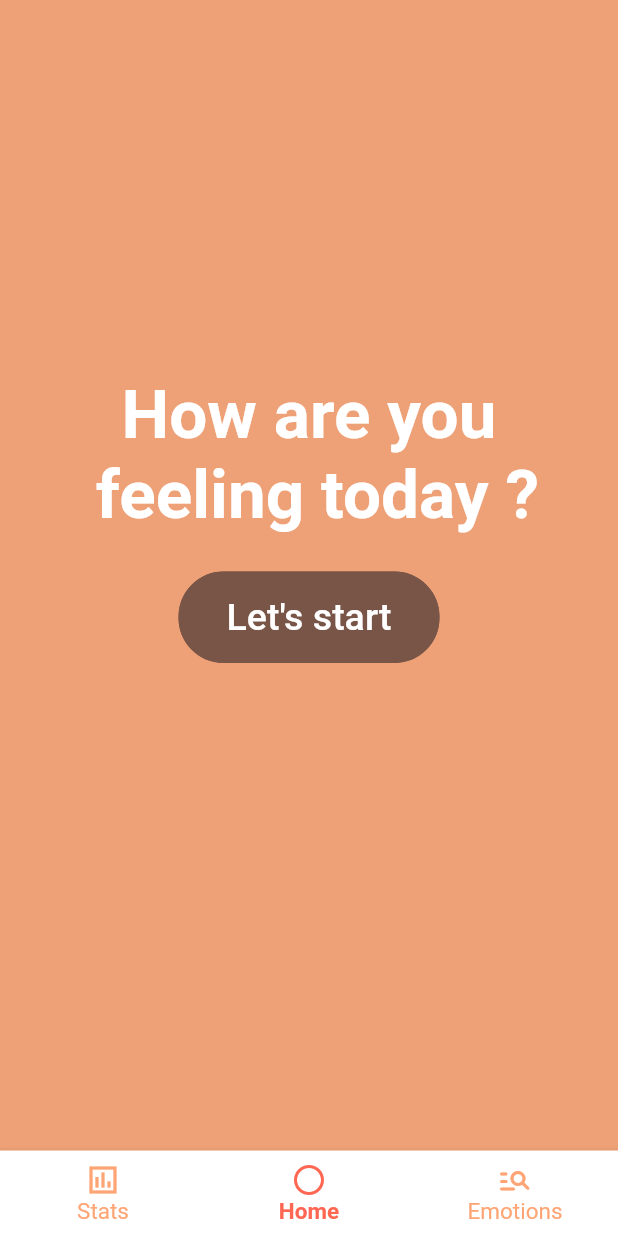
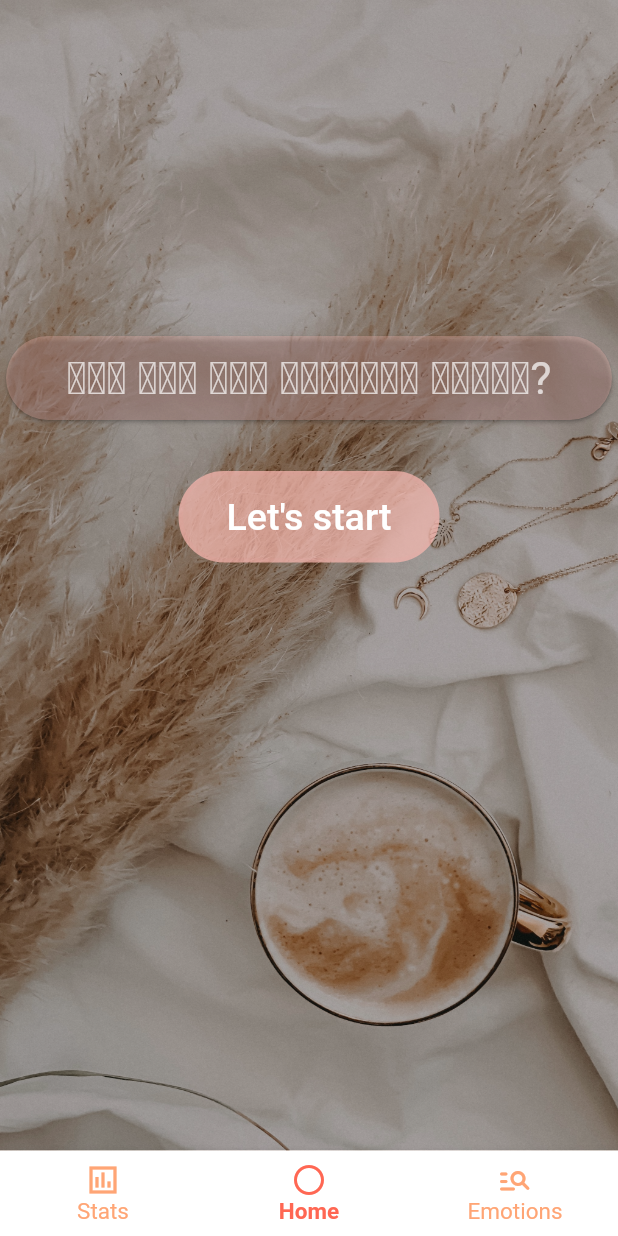
Before and after one commit to prelipceancristian/FE-TrackingEmotions, a Flutter app: the screen it shows after launch, item 2 of the bottom bar chosen, on a phone screen of 412 x 824 dp. Run offline on Flutter 3.47's test engine with Material 2 defaults, Android fonts, the phone set to English and light mode, and no system bars; our stand-ins replace chat_bubbles, flutter_secure_storage, google_sign_in; missing offline and left inert: flutter_facebook_auth.

Commit message:
-added Andra's changes for homepage

```diff
--- a/tracking_emotions/lib/widgets/homepage/HomeScreen.dart
+++ b/tracking_emotions/lib/widgets/homepage/HomeScreen.dart
@@ -1,3 +1,4 @@
+import 'package:flutter/cupertino.dart';
 import 'package:flutter/material.dart';
 import 'package:tracking_emotions/widgets/dialogs/pop-up-question.dart';
 
@@ -5,19 +6,40 @@ class HomeScreen extends StatelessWidget {
   @override
   Widget build(BuildContext context) {
     return Scaffold(
-      body: Center(
+        body: Container(
+            color: Colors.black,
+            child: Stack(
+              children: [
+                Positioned.fill(
+                  child: Opacity(
+                    opacity: 0.7,
+                    child: Image.asset('assets/icons/coffee.jpg',
+                        fit: BoxFit.cover),
+                  ),
+                ),
+                Center(
                     child: Column(children: <Widget>[
                   Container(
-          margin: EdgeInsets.only(top: 250),
-          child: Text(
-            'How are you \n feeling today ?',
+                    margin: EdgeInsets.only(
+                        top:
+                            220), //𝘏𝘰𝘸 𝘢𝘳𝘦 𝘺𝘰𝘶 𝘧𝘦𝘦𝘭𝘪𝘯𝘨 𝘵𝘰𝘥𝘢𝘺?
+                    child: Card(
+                        color:
+                            Color.fromARGB(255, 249, 187, 178).withOpacity(0.3),
+                        shape: RoundedRectangleBorder(
+                          borderRadius: BorderRadius.circular(30),
+                        ),
+                        child: ListTile(
+                            title: Text(
+                                '𝘏𝘰𝘸 𝘢𝘳𝘦 𝘺𝘰𝘶 𝘧𝘦𝘦𝘭𝘪𝘯𝘨 𝘵𝘰𝘥𝘢𝘺?',
                                 style: TextStyle(
-                fontSize: 45, fontWeight: FontWeight.bold, color: Colors.white),
-            textAlign: TextAlign.center,
-          ),
+                                    fontSize: 30,
+                                    color: Colors.white.withOpacity(0.7)),
+                                textAlign: TextAlign.center))),
                   ),
                   Container(
-          margin: EdgeInsets.all(25),
+                    margin: EdgeInsets.only(
+                        top: 30, right: 25, left: 25, bottom: 25),
                     child: TextButton(
                         child: Text(
                           "Let's start",
@@ -28,18 +50,24 @@ class HomeScreen extends StatelessWidget {
                         ),
                         onPressed: () {
                           TextStyle(backgroundColor: Colors.red);
-                Navigator.push(context,
-                    MaterialPageRoute(builder: (context) => PopUpQuestion()));
+                          Navigator.push(
+                              context,
+                              MaterialPageRoute(
+                                  builder: (context) => PopUpQuestion()));
                         },
                         style: ButtonStyle(
                             padding: MaterialStateProperty.all<EdgeInsets>(
-                    EdgeInsets.only(bottom: 16, top: 16, left: 32, right: 32),
+                              EdgeInsets.only(
+                                  bottom: 16, top: 16, left: 32, right: 32),
                             ),
-                  backgroundColor: MaterialStateProperty.all(Colors.brown),
-                  shape: MaterialStateProperty.all<RoundedRectangleBorder>(
+                            backgroundColor: MaterialStateProperty.all(
+                                Color.fromARGB(255, 249, 187, 178)
+                                    .withOpacity(0.7)),
+                            shape: MaterialStateProperty.all<
+                                RoundedRectangleBorder>(
                               RoundedRectangleBorder(
                                 side: BorderSide(
-                        color: Colors.brown,
+                                  color: Colors.red.shade200.withOpacity(0.1),
                                   width: 3,
                                   style: BorderStyle.solid,
                                 ),
@@ -48,7 +76,7 @@ class HomeScreen extends StatelessWidget {
                             ))),
                   ),
                 ])),
-      backgroundColor: Color.fromRGBO(238, 161, 119, 1.0),
-    );
+              ],
+            )));
   }
 }
--- a/tracking_emotions/pubspec.yaml
+++ b/tracking_emotions/pubspec.yaml
@@ -55,6 +55,7 @@ flutter:
   assets:
     - assets/icons/facebook.jpg
     - assets/icons/google.jpg
+    - assets/icons/coffee.jpg
 
   # An image asset can refer to one or more resolution-specific "variants", see
   # https://flutter.dev/assets-and-images/#resolution-aware.
```
Also changed, not shown: tracking_emotions/assets/icons/cod.jpg (added), tracking_emotions/assets/icons/coffee.jpg (added), tracking_emotions/assets/icons/leaves.jpg (added), tracking_emotions/assets/icons/patrick.jpg (added), tracking_emotions/pubspec.lock. Lines whose indentation alone changed are shown as unchanged.
